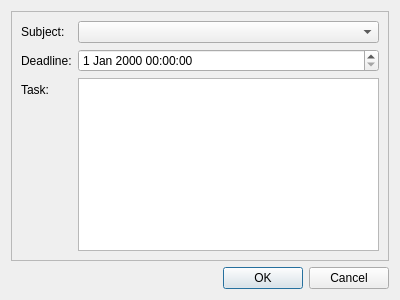
NewGuy103/task-todos, file pyside6_ui/add_task_dialog.ui: the form before one commit.
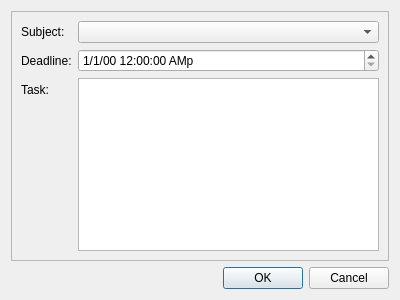
The form after the commit.

What changed in the file:
```diff
--- a/pyside6_ui/add_task_dialog.ui
+++ b/pyside6_ui/add_task_dialog.ui
@@ -46,7 +46,11 @@
          </widget>
         </item>
         <item row="1" column="1">
-         <widget class="QDateTimeEdit" name="deadlineDateTimeEdit"/>
+         <widget class="QDateTimeEdit" name="deadlineDateTimeEdit">
+          <property name="displayFormat">
+           <string>M/d/yy h:mm:ss Ap</string>
+          </property>
+         </widget>
         </item>
         <item row="2" column="0">
          <widget class="QLabel" name="taskLabel">
```
